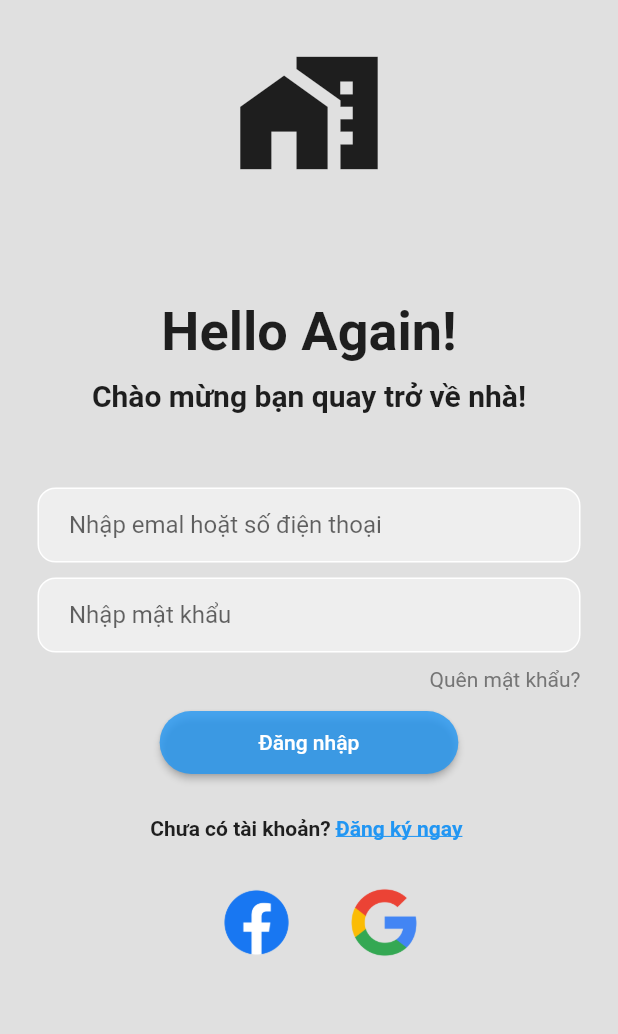
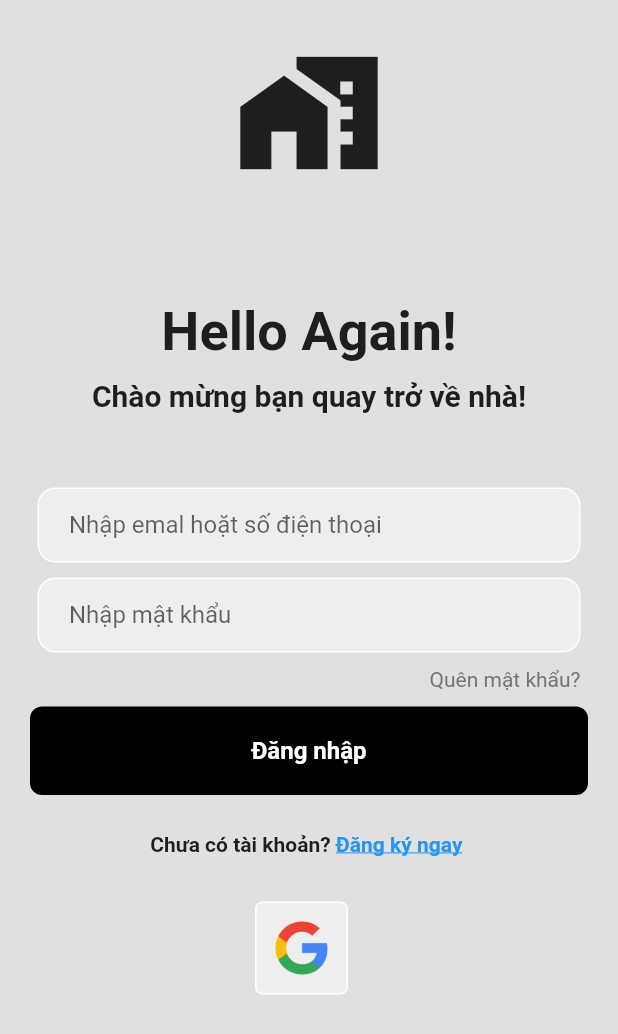
Before and after one commit to NhutLam2003/Do-An-LT-Nhung, a Flutter app: the screen it shows after launch, on a phone screen of 412 x 824 dp. Shown: the top 1034 px of the screen. Run offline on Flutter 3.47's test engine with Material 2 defaults, Android fonts, the phone set to English and light mode, and no system bars; our stand-ins replace firebase_auth, firebase_core, google_sign_in; accounts and stored records are empty.

Commit message:
Dang Nhap

```diff
--- a/do_an_mo_hinh/lib/main.dart
+++ b/do_an_mo_hinh/lib/main.dart
@@ -2,6 +2,7 @@ import 'package:do_an_mo_hinh/firebase_options.dart';
 import 'package:do_an_mo_hinh/screen/home.dart';
 import 'package:do_an_mo_hinh/screen/login.dart';
 import 'package:do_an_mo_hinh/screen/register.dart';
+import 'package:do_an_mo_hinh/setting/auth.dart';
 import 'package:firebase_core/firebase_core.dart';
 import 'package:flutter/material.dart';
 import 'package:firebase_core/firebase_core.dart';
@@ -23,15 +24,7 @@ class MyApp extends StatelessWidget {
   Widget build(BuildContext context) {
     return  MaterialApp(
       debugShowCheckedModeBanner: false,
-      title: 'My BarClub',
-      theme: ThemeData(
-        primarySwatch: Colors.blue,
-      ),
-      initialRoute: '/',
-      routes: {
-        '/':(context)=> Login(),
-        '/Home':(context)=> Home(),
-      },
+      home: auth(),
     );
   }
 }
--- /dev/null
+++ b/do_an_mo_hinh/lib/setting/SquareTile.dart
@@ -0,0 +1,28 @@
+import 'package:flutter/material.dart';
+import 'package:flutter/src/widgets/framework.dart';
+import 'package:flutter/src/widgets/placeholder.dart';
+
+class squareTile extends StatelessWidget {
+  const squareTile({super.key, required this.imagePath, required this.onTap});
+  final String imagePath;
+  final Function()? onTap;
+
+  @override
+  Widget build(BuildContext context) {
+    return GestureDetector(
+      onTap: onTap,
+      child: Container(
+        padding: EdgeInsets.all(10),
+        decoration: BoxDecoration(
+          border: Border.all(color: Colors.white),
+          borderRadius: BorderRadius.circular(5),
+          color: Colors.grey[200]
+        ),
+        child: Image.asset(
+          imagePath,
+          height: 40,
+        ),
+      ),
+    );
+  }
+}
--- a/do_an_mo_hinh/lib/setting/auth.dart
+++ b/do_an_mo_hinh/lib/setting/auth.dart
@@ -1,5 +1,6 @@
 import 'package:do_an_mo_hinh/screen/home.dart';
 import 'package:do_an_mo_hinh/screen/login.dart';
+import 'package:do_an_mo_hinh/setting/login_or_register.dart';
 import 'package:firebase_auth/firebase_auth.dart';
 import 'package:firebase_core/firebase_core.dart';
 import 'package:flutter/material.dart';
@@ -12,12 +13,21 @@ class auth extends StatelessWidget {
     return Scaffold(
       body: StreamBuilder<User?>(
         stream: FirebaseAuth.instance.authStateChanges(),
-        builder: (context,snapshot){
-        if(snapshot.hasData){
-          return const Home();
-      }else{
-        return  Login();
-      }}),
+        builder: (BuildContext context,AsyncSnapshot snapshot){
+          if(snapshot.hasError){
+            return Text(snapshot.error.toString());
+          }
+          if(snapshot.connectionState==ConnectionState.active){
+                if(snapshot.data==null){
+                    return Logon_or_register();
+                }
+                else{
+                    return Home();
+                }
+          }
+          return Center(child: CircularProgressIndicator(),);
+      }
+      ),
     );
   }
 }
--- /dev/null
+++ b/do_an_mo_hinh/lib/setting/button.dart
@@ -0,0 +1,31 @@
+import 'package:flutter/material.dart';
+import 'package:flutter/src/widgets/framework.dart';
+import 'package:flutter/src/widgets/placeholder.dart';
+
+class MyButton extends StatelessWidget {
+  const MyButton({super.key,required this.onTap, required this.text});
+  final String text;
+  final Function()? onTap;
+  @override
+  Widget build(BuildContext context) {
+    return GestureDetector(
+      onTap: onTap,
+      child:  Container(
+        padding: const EdgeInsets.all(20),
+        margin: const EdgeInsets.symmetric(horizontal: 20),
+        decoration: BoxDecoration(
+          color: Colors.black,
+          borderRadius: BorderRadius.circular(8),
+
+        ),
+        child: Center(
+          child: Text( text,style: const TextStyle(
+            color: Colors.white,
+            fontWeight: FontWeight.bold,
+            fontSize: 16
+          ),),
+        ),
+      ),
+    );
+  }
+}
--- /dev/null
+++ b/do_an_mo_hinh/lib/setting/login_or_register.dart
@@ -0,0 +1,30 @@
+import 'package:do_an_mo_hinh/screen/login.dart';
+import 'package:do_an_mo_hinh/screen/register.dart';
+import 'package:flutter/src/widgets/framework.dart';
+import 'package:flutter/src/widgets/placeholder.dart';
+
+class Logon_or_register extends StatefulWidget {
+  const Logon_or_register({super.key});
+
+  @override
+  State<Logon_or_register> createState() => _Logon_or_registerState();
+}
+
+class _Logon_or_registerState extends State<Logon_or_register> {
+  bool showLogin= true;
+
+  void togglePage(){
+    setState(() {
+       showLogin = !showLogin;
+    });
+
+  }
+  @override
+  Widget build(BuildContext context) {
+    if(showLogin){
+      return Login(onTap:  togglePage,);
+    }else{
+      return register(onTap: togglePage,);
+    }
+  }
+}
--- a/do_an_mo_hinh/pubspec.yaml
+++ b/do_an_mo_hinh/pubspec.yaml
@@ -36,7 +36,8 @@ dependencies:
   # Use with the CupertinoIcons class for iOS style icons.
   cupertino_icons: ^1.0.2
   firebase_core: ^2.23.0
-  firebase_auth: ^4.14.1
+  firebase_auth: ^4.15.0
+  google_sign_in: ^6.1.6
 
 dev_dependencies:
   flutter_test:
```
Also changed, not shown: do_an_mo_hinh/lib/screen/forgot_password.dart (+39 -23 lines), do_an_mo_hinh/lib/screen/home.dart (+10 -3 lines), do_an_mo_hinh/lib/screen/login.dart (+57 -117 lines), do_an_mo_hinh/lib/screen/register.dart (+76 -64 lines), do_an_mo_hinh/lib/service/service_gg.dart (added, +23 -0 lines), do_an_mo_hinh/flutter_01.png (added), do_an_mo_hinh/flutter_02.png (added), do_an_mo_hinh/pubspec.lock, 20 other files.
